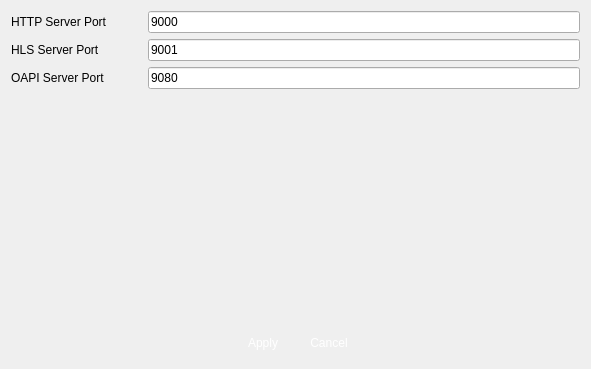
linkingvision/rapidvms, file veapp/setting/vscoapi.ui: the form before one commit.
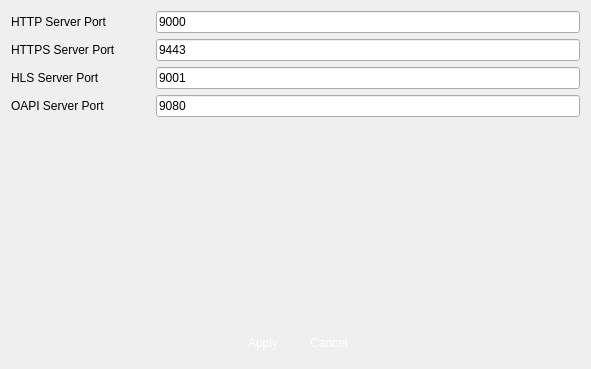
The form after the commit. Icons and pictures are not drawn.

```diff
--- a/veapp/setting/vscoapi.ui
+++ b/veapp/setting/vscoapi.ui
@@ -23,29 +23,6 @@
      <property name="horizontalSpacing">
       <number>40</number>
      </property>
-     <item row="4" column="0">
-      <widget class="QLabel" name="label_3">
-       <property name="text">
-        <string>OAPI Server Port</string>
-       </property>
-      </widget>
-     </item>
-     <item row="0" column="2">
-      <widget class="QLineEdit" name="HTTPPort">
-       <property name="maximumSize">
-        <size>
-         <width>16777215</width>
-         <height>16777215</height>
-        </size>
-       </property>
-       <property name="text">
-        <string>9000</string>
-       </property>
-       <property name="readOnly">
-        <bool>false</bool>
-       </property>
-      </widget>
-     </item>
      <item row="0" column="0">
       <widget class="QLabel" name="label_2">
        <property name="text">
@@ -53,8 +30,8 @@
        </property>
       </widget>
      </item>
-     <item row="1" column="2">
-      <widget class="QLineEdit" name="HLSPort">
+     <item row="0" column="2">
+      <widget class="QLineEdit" name="HTTPPort">
        <property name="maximumSize">
         <size>
          <width>16777215</width>
@@ -62,14 +39,28 @@
         </size>
        </property>
        <property name="text">
-        <string>9001</string>
+        <string>9000</string>
        </property>
        <property name="readOnly">
         <bool>false</bool>
        </property>
       </widget>
      </item>
-     <item row="4" column="2">
+     <item row="5" column="0">
+      <widget class="QLabel" name="label_3">
+       <property name="text">
+        <string>OAPI Server Port</string>
+       </property>
+      </widget>
+     </item>
+     <item row="2" column="0">
+      <widget class="QLabel" name="label_4">
+       <property name="text">
+        <string>HLS Server Port</string>
+       </property>
+      </widget>
+     </item>
+     <item row="5" column="2">
       <widget class="QLineEdit" name="OAPIPort">
        <property name="maximumSize">
         <size>
@@ -85,10 +76,42 @@
        </property>
       </widget>
      </item>
+     <item row="2" column="2">
+      <widget class="QLineEdit" name="HLSPort">
+       <property name="maximumSize">
+        <size>
+         <width>16777215</width>
+         <height>16777215</height>
+        </size>
+       </property>
+       <property name="text">
+        <string>9001</string>
+       </property>
+       <property name="readOnly">
+        <bool>false</bool>
+       </property>
+      </widget>
+     </item>
      <item row="1" column="0">
-      <widget class="QLabel" name="label_4">
+      <widget class="QLabel" name="label_5">
        <property name="text">
-        <string>HLS Server Port</string>
+        <string>HTTPS Server Port</string>
+       </property>
+      </widget>
+     </item>
+     <item row="1" column="2">
+      <widget class="QLineEdit" name="HTTPSSLPort">
+       <property name="maximumSize">
+        <size>
+         <width>16777215</width>
+         <height>16777215</height>
+        </size>
+       </property>
+       <property name="text">
+        <string>9443</string>
+       </property>
+       <property name="readOnly">
+        <bool>false</bool>
        </property>
       </widget>
      </item>
```
